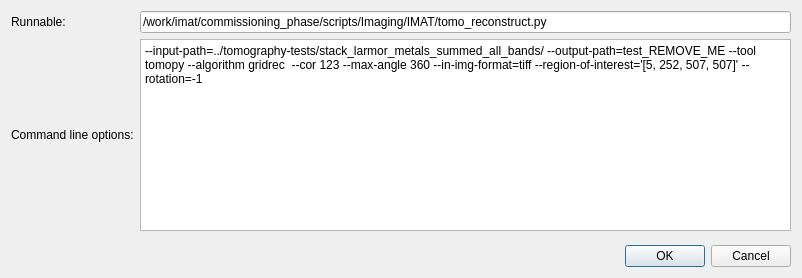
This is MantidQt/CustomInterfaces/inc/MantidQtCustomInterfaces/Tomography/TomoToolConfigCustom.ui in mantidproject/mantid as Qt 5 draws it before an edit. The edited form follows.
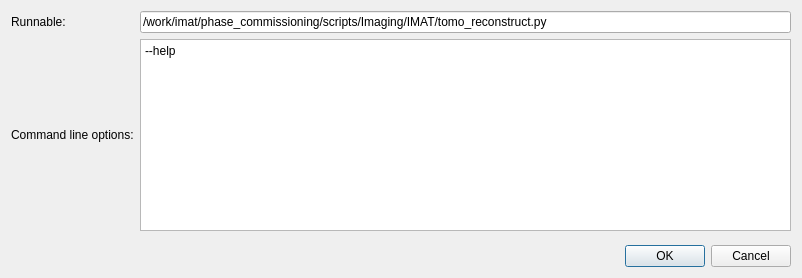
This is the edited form.

```diff
--- a/MantidQt/CustomInterfaces/inc/MantidQtCustomInterfaces/Tomography/TomoToolConfigCustom.ui
+++ b/MantidQt/CustomInterfaces/inc/MantidQtCustomInterfaces/Tomography/TomoToolConfigCustom.ui
@@ -29,7 +29,7 @@
         <string>Script or binary that can run on the remote environment</string>
        </property>
        <property name="text">
-        <string>/work/imat/commissioning_phase/scripts/Imaging/IMAT/tomo_reconstruct.py</string>
+        <string>/work/imat/phase_commissioning/scripts/Imaging/IMAT/tomo_reconstruct.py</string>
        </property>
       </widget>
      </item>
@@ -62,7 +62,7 @@
 &lt;html&gt;&lt;head&gt;&lt;meta name=&quot;qrichtext&quot; content=&quot;1&quot; /&gt;&lt;style type=&quot;text/css&quot;&gt;
 p, li { white-space: pre-wrap; }
 &lt;/style&gt;&lt;/head&gt;&lt;body style=&quot; font-family:'Sans Serif'; font-size:9pt; font-weight:400; font-style:normal;&quot;&gt;
-&lt;p style=&quot; margin-top:0px; margin-bottom:0px; margin-left:0px; margin-right:0px; -qt-block-indent:0; text-indent:0px;&quot;&gt;--input-path=../tomography-tests/stack_larmor_metals_summed_all_bands/ --output-path=test_REMOVE_ME --tool tomopy --algorithm gridrec  --cor 123 --max-angle 360 --in-img-format=tiff --region-of-interest='[5, 252, 507, 507]' --rotation=-1&lt;/p&gt;&lt;/body&gt;&lt;/html&gt;</string>
+&lt;p style=&quot; margin-top:0px; margin-bottom:0px; margin-left:0px; margin-right:0px; -qt-block-indent:0; text-indent:0px;&quot;&gt;--help&lt;/p&gt;&lt;/body&gt;&lt;/html&gt;</string>
        </property>
       </widget>
      </item>
```
